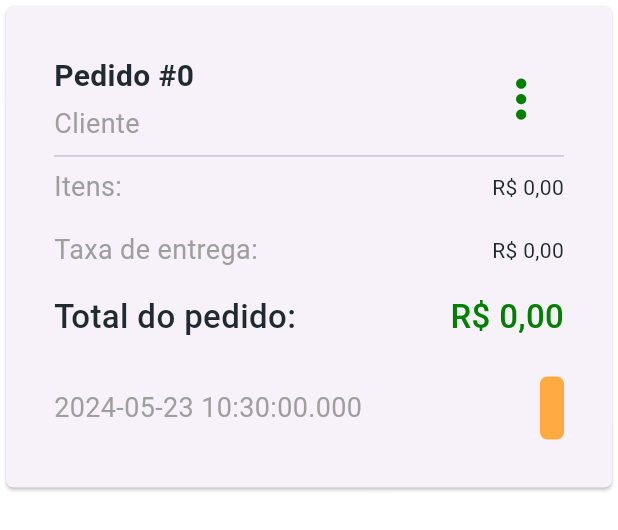
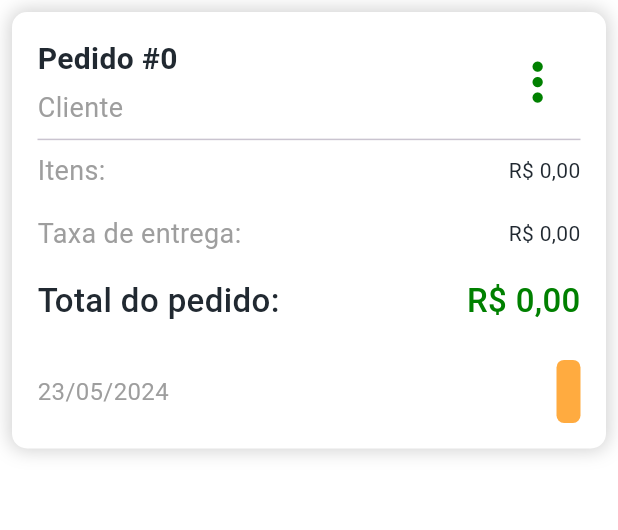
Before and after one commit to lmtsufape/assim_app_comercio_vendas, a Flutter app: the OrderCard widget shown alone on an empty page, opened directly with empty values, on a phone screen of 412 x 824 dp. Shown: the top 530 px of the screen. Run offline on Flutter 3.47's test engine with Material 3 defaults, Android fonts, the phone set to English and light mode, and no system bars; our stand-ins replace bot_toast, currency_text_input_formatter, device_preview, dio, file_picker, flutter_local_notifications and 9 more; missing offline and left inert: rate_my_app; accounts and stored records are empty; network calls fail; statements that could not run were skipped.

Commit message:
changes in order screen

```diff
--- a/lib/screens/orders/orders_screen.dart
+++ b/lib/screens/orders/orders_screen.dart
@@ -3,7 +3,6 @@ import 'package:get/get_state_manager/src/simple/get_state.dart';
 import 'package:thunderapp/components/utils/vertical_spacer_box.dart';
 import 'package:thunderapp/screens/order_detail/order_detail_screen.dart';
 import 'package:thunderapp/screens/orders/orders_controller.dart';
-import 'package:thunderapp/screens/orders/orders_repository.dart';
 import 'package:thunderapp/shared/constants/app_enums.dart';
 import 'package:thunderapp/shared/constants/app_number_constants.dart';
 import 'package:thunderapp/shared/constants/style_constants.dart';
@@ -42,6 +41,7 @@ class _OrdersScreenState extends State<OrdersScreen> {
   }
 }
 
+// ignore: must_be_immutable
 class OrderCard extends StatefulWidget {
   PedidoModel model;
   OrdersController controller;
@@ -67,13 +67,25 @@ class _OrderCardState extends State<OrderCard> {
                 return OrderDetailScreen(widget.model, widget.controller);
               })),
           child: Ink(
-            child: Card(
-              shape: RoundedRectangleBorder(
-                borderRadius: BorderRadius.circular(5),
+            child: Padding(
+              padding: const EdgeInsets.all(8.0),
+              child: Container(
+                decoration: BoxDecoration(
+                  color: Colors.white, // Cor de fundo do Container
+                  borderRadius: BorderRadius.circular(10), // Bordas arredondadas
+                  boxShadow: [
+                    BoxShadow(
+                      color: Colors.grey.withOpacity(0.5), // Cor da sombra com transparência
+                      spreadRadius: 1,
+                      blurRadius: 10,
+                      offset: const Offset(0, 0),
+                    ),
+                  ],
                 ),
                 child: Padding(
-                padding: const EdgeInsets.all(kDefaultPadding),
+                  padding: const EdgeInsets.all(kDefaultPaddingCardPedido),
                   child: Column(
+
                     crossAxisAlignment: CrossAxisAlignment.start,
                     children: <Widget>[
                       Row(
@@ -106,8 +118,9 @@ class _OrderCardState extends State<OrderCard> {
                                         ),
                                       ],
                                     ),
-                                  // Text(widget.model.consumidorId.toString(),
-                                  //     style: kCaption1),
+                                    const Text("",
+                                        // widget.controller.fetchUserDetails(widget.model.consumidorId),
+                                        style: kCaption1),
                                   ],
                                 ),
                               ),
@@ -167,8 +180,9 @@ class _OrderCardState extends State<OrderCard> {
                         mainAxisAlignment: MainAxisAlignment.spaceBetween,
                         children: <Widget>[
                           Text(
-                          widget.model.dataPedido.toString(),
-                          style: kCaption2.copyWith(color: kTextButtonColor),
+                            DateFormat('dd/MM/yyyy').format(widget.model.dataPedido!),
+                            style:
+                            kCaption2.copyWith(color: kTextButtonColor, fontSize: 16, ),
                           ),
                           Container(
                             padding: const EdgeInsets.all(kTinySize),
@@ -188,6 +202,7 @@ class _OrderCardState extends State<OrderCard> {
               ),
             ),
           ),
+        ),
         Divider(height: size.height * 0.01, color: Colors.transparent,),
       ],
     );
--- a/lib/shared/constants/style_constants.dart
+++ b/lib/shared/constants/style_constants.dart
@@ -8,6 +8,7 @@ import 'package:google_fonts/google_fonts.dart';
 //**FONT CONFIGURATION*/
 final kDefaultFontFamily = GoogleFonts.nunito().fontFamily;
 const double kDefaultFontSize = 18;
+const double kDefaultPaddingCardPedido = 17.0;
 final kSecondaryFontFamily =
     GoogleFonts.nunito().fontFamily;
 final kDescriptionFontFamily =
```
Lines whose indentation alone changed are shown as unchanged.
